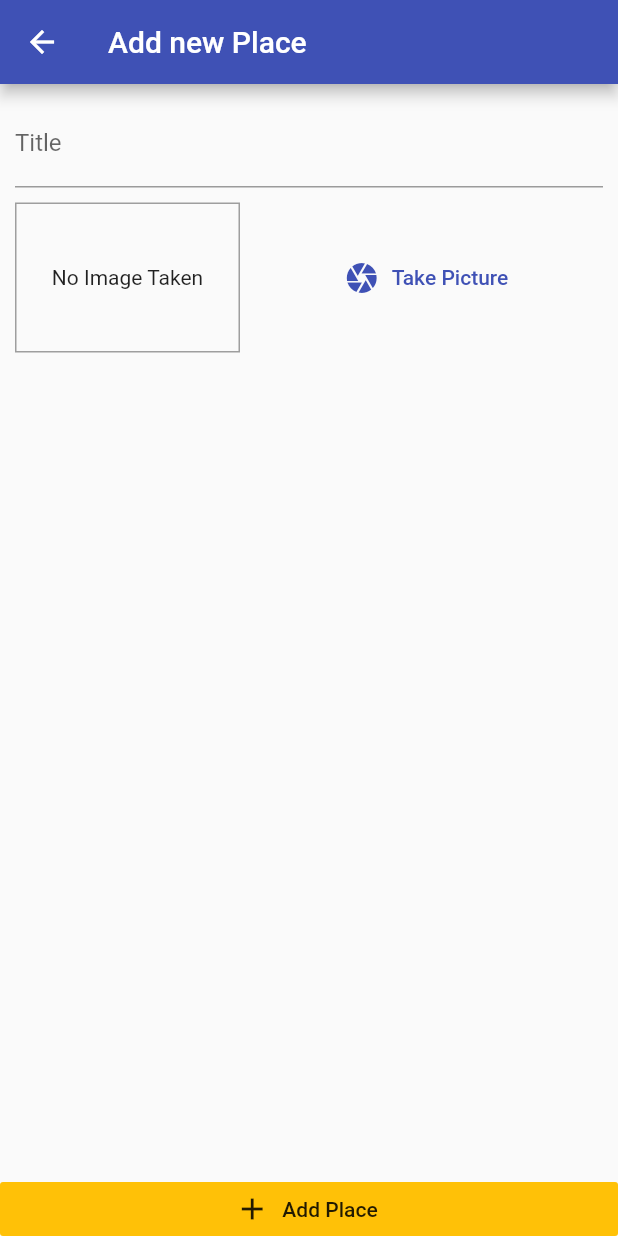
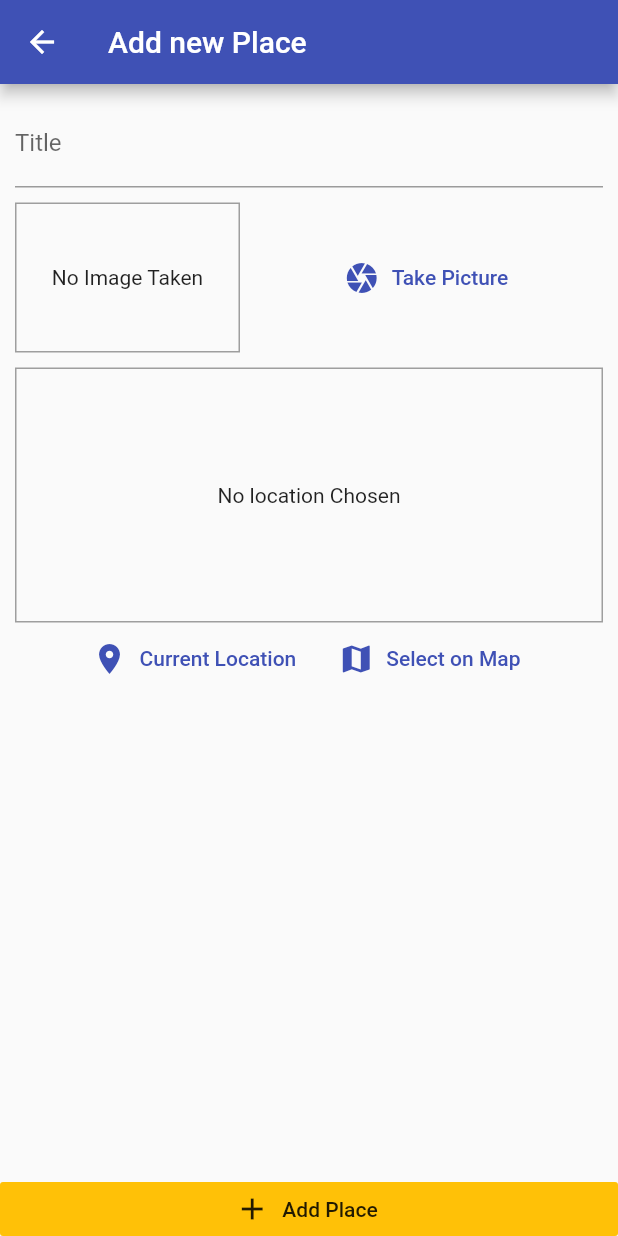
Before and after one commit to AndryRana/picandplace, a Flutter app: the screen it shows after launch, after a tap on the "add" icon, on a phone screen of 412 x 824 dp. Run offline on Flutter 3.47's test engine with Material 2 defaults, Android fonts, the phone set to English and light mode, and no system bars; our stand-ins replace google_maps_flutter, image_picker, location, sqflite; accounts and stored records are empty.

Commit message:
298. Storing & Fetching Data with SQLite - 299. Adding a Location Input & The *location* Package - 300. Fetching the User Coordinates - 301. Displaying a Static Map Snapshot - 302. Rendering a Dynamic Map (via Google Maps) - 303. Allowing Users to Pick a Location on the Map - 304. Storing the Location in SQLite

```diff
--- a/lib/helpers/db_helper.dart
+++ b/lib/helpers/db_helper.dart
@@ -2,18 +2,27 @@ import 'package:sqflite/sqflite.dart' as sql;
 import 'package:path/path.dart' as path;
 
 class DBHElper {
-  static Future<void> insert(String table, Map<String, Object> data) async {
+  static Future<sql.Database> database() async {
     final dbPath = await sql.getDatabasesPath();
-    final sqlDb = await sql.openDatabase(path.join(dbPath, 'places.db'),
+    return sql.openDatabase(path.join(dbPath, 'places.db'),
         onCreate: (db, version) {
       return db.execute(
-          'CREATE TABLE user_places(id TEXT PRIMARY KEY, title TEXT, image TEXT)');
+          'CREATE TABLE user_places(id TEXT PRIMARY KEY, title TEXT, image TEXT, loc_lat REAL, loc_lng REAL, address TEXT)');
     }, version: 1);
+  }
 
-    await sqlDb.insert(
+  static Future<void> insert(String table, Map<String, Object> data) async {
+    final db = await DBHElper.database();
+    db.insert(
       table,
       data,
       conflictAlgorithm: sql.ConflictAlgorithm.replace,
     );
   }
+
+  static Future<List<Map<String, dynamic>>> getData(String table) async {
+    final db = await DBHElper.database();
+    return db.query(table);
+
+  }
 }
--- /dev/null
+++ b/lib/helpers/location_helper.dart
@@ -0,0 +1,21 @@
+import 'dart:convert';
+
+import 'package:http/http.dart' as http;
+
+const GOOGLE_API_KEY = 'AIzaSyBTZ4lTpMLPfb_zhFkv7IWlsRngzmMeqyE';
+
+class LocationHelper {
+  static String generateLocationPreviewImage({
+    double latitude,
+    double longitude,
+  }) {
+    return 'https://maps.googleapis.com/maps/api/staticmap?center=$latitude,$longitude&zoom=16&size=600x300&maptype=roadmap&markers=color:red%7Clabel:A%7C$latitude,$longitude&key=$GOOGLE_API_KEY';
+  }
+
+  static Future<String> getPlaceAddress(double lat, double lng) async {
+    final url =
+        'https://maps.googleapis.com/maps/api/geocode/json?latlng=$lat,$lng&key=$GOOGLE_API_KEY';
+    final response = await http.get(url);
+    return json.decode(response.body)['results'][0]['formatted_address'];
+  }
+}
--- a/lib/models/place.dart
+++ b/lib/models/place.dart
@@ -7,7 +7,7 @@ class PlaceLocation {
   final double longitude;
   final String address;
 
-  PlaceLocation({
+ const PlaceLocation({
     @required this.latitude,
     @required this.longitude,
     this.address,
--- a/lib/providers/great_places.dart
+++ b/lib/providers/great_places.dart
@@ -4,6 +4,7 @@ import 'package:flutter/foundation.dart';
 
 import '../models/place.dart';
 import '../helpers/db_helper.dart';
+import '../helpers/location_helper.dart';
 
 class GreatPlaces with ChangeNotifier {
   List<Place> _items = [];
@@ -12,19 +13,52 @@ class GreatPlaces with ChangeNotifier {
     return [..._items];
   }
 
-  void addPlace(String pickedTitle, File pickedImage) {
+  Future<void> addPlace(
+    String pickedTitle,
+    File pickedImage,
+    PlaceLocation pickedLocation,
+  ) async {
+    final address = await LocationHelper.getPlaceAddress(
+        pickedLocation.latitude, pickedLocation.longitude);
+    final updatedLocation = PlaceLocation(
+      latitude: pickedLocation.latitude,
+      longitude: pickedLocation.longitude,
+      address: address,
+    );
     final newPlace = Place(
       id: DateTime.now().toString(),
       image: pickedImage,
       title: pickedTitle,
-      location: null,
+      location: updatedLocation,
     );
     _items.add(newPlace);
     notifyListeners();
-    DBHElper.insert('places', {
+    DBHElper.insert('user_places', {
       'id': newPlace.id,
       'title': newPlace.title,
       'image': newPlace.image.path,
+      'loc_lat': newPlace.location.latitude,
+      'loc_lng': newPlace.location.longitude,
+      'address': newPlace.location.address,
     });
   }
+
+  Future<void> fetchAndSetPlaces() async {
+    final dataList = await DBHElper.getData('user_places');
+    _items = dataList
+        .map(
+          (item) => Place(
+            id: item['id'],
+            title: item['title'],
+            image: File(item['image']),
+            location: PlaceLocation(
+              latitude: item['loc_lat'],
+              longitude: item['loc_lng'],
+              address: item['address'],
+            ),
+          ),
+        )
+        .toList();
+    notifyListeners();
+  }
 }
--- a/lib/screens/add_place_screen.dart
+++ b/lib/screens/add_place_screen.dart
@@ -3,6 +3,8 @@ import 'dart:io';
 import 'package:flutter/material.dart';
 import 'package:provider/provider.dart';
 
+import '../models/place.dart';
+import '../widgets/location_input.dart';
 import '../widgets/image_input.dart';
 import '../providers/great_places.dart';
 
@@ -16,17 +18,22 @@ class AddPlaceScreen extends StatefulWidget {
 class _AddPlaceScreenState extends State<AddPlaceScreen> {
   final _titleController = TextEditingController();
   File _pickedImage;
+  PlaceLocation _pickedLocation;
 
   void _selectImage(File pickedImage) {
     _pickedImage = pickedImage;
   }
 
+  void _selectPlace(double lat, double lng) {
+    _pickedLocation = PlaceLocation(latitude: lat, longitude: lng);
+  }
+
   void _savePlace() {
-    if (_titleController.text.isEmpty || _pickedImage == null) {
+    if (_titleController.text.isEmpty || _pickedImage == null ||_pickedLocation == null) {
       return;
     }
     Provider.of<GreatPlaces>(context, listen: false)
-        .addPlace(_titleController.text, _pickedImage);
+        .addPlace(_titleController.text, _pickedImage, _pickedLocation);
     Navigator.of(context).pop();
   }
 
@@ -54,6 +61,8 @@ class _AddPlaceScreenState extends State<AddPlaceScreen> {
                       height: 10,
                     ),
                     ImageInput(_selectImage),
+                    SizedBox(height: 10),
+                    LocationInput(_selectPlace),
                   ],
                 ),
               ),
--- a/lib/screens/places_list_screen.dart
+++ b/lib/screens/places_list_screen.dart
@@ -19,7 +19,15 @@ class PlaceListScreen extends StatelessWidget {
           ),
         ],
       ),
-      body: Consumer<GreatPlaces>(
+      body: FutureBuilder(
+        future: Provider.of<GreatPlaces>(context, listen: false)
+            .fetchAndSetPlaces(),
+        builder: (ctx, snapshot) => snapshot.connectionState ==
+                ConnectionState.waiting
+            ? Center(
+                child: CircularProgressIndicator(),
+              )
+            : Consumer<GreatPlaces>(
                 child: Center(
                   child: Text('Got no places yet, Start adding some'),
                 ),
@@ -34,12 +42,14 @@ class PlaceListScreen extends StatelessWidget {
                             ),
                           ),
                           title: Text(greatPlaces.items[i].title),
+                          subtitle: Text(greatPlaces.items[i].location.address),
                           onTap: () {
                             //  Go to the detail page...
                           },
                         ),
                       ),
               ),
+      ),
     );
   }
 }
--- /dev/null
+++ b/lib/widgets/location_input.dart
@@ -0,0 +1,97 @@
+import 'package:flutter/material.dart';
+import 'package:google_maps_flutter/google_maps_flutter.dart';
+import 'package:location/location.dart';
+
+import '../screens/map_screen.dart';
+import '../helpers/location_helper.dart';
+
+class LocationInput extends StatefulWidget {
+  final Function onSelectPlace;
+
+  LocationInput(this.onSelectPlace);
+
+  @override
+  _LocationInputState createState() => _LocationInputState();
+}
+
+class _LocationInputState extends State<LocationInput> {
+  String _previewImageUrl;
+
+  void _showPreview(double lat, double lng) {
+    final staticMapImageUrl = LocationHelper.generateLocationPreviewImage(
+        latitude: lat, longitude: lng);
+    setState(() {
+      _previewImageUrl = staticMapImageUrl;
+    });
+  }
+
+  Future<void> _getCurrentUserLocation() async {
+    try {
+      final locData = await Location().getLocation();
+      _showPreview(locData.latitude, locData.longitude);
+      widget.onSelectPlace(locData.latitude, locData.longitude);
+    } catch (e) {
+      return;
+    }
+  }
+
+  Future<void> _selectOnMap() async {
+    final selectedLocation = await Navigator.of(context).push<LatLng>(
+      MaterialPageRoute(
+          fullscreenDialog: true,
+          builder: (ctx) => MapScreen(
+                isSelecting: true,
+              )),
+    );
+    if (selectedLocation == null) {
+      return;
+    }
+    _showPreview(selectedLocation.latitude, selectedLocation.longitude);
+    // print(selectedLocation.latitude);
+    widget.onSelectPlace(selectedLocation.latitude, selectedLocation.longitude);
+  }
+
+  @override
+  Widget build(BuildContext context) {
+    return Column(
+      children: <Widget>[
+        Container(
+          height: 170,
+          width: double.infinity,
+          alignment: Alignment.center,
+          decoration: BoxDecoration(
+            border: Border.all(width: 1, color: Colors.grey),
+          ),
+          child: _previewImageUrl == null
+              ? Text('No location Chosen', textAlign: TextAlign.center)
+              : Image.network(
+                  _previewImageUrl,
+                  fit: BoxFit.cover,
+                  width: double.infinity,
+                ),
+        ),
+        Row(
+          mainAxisAlignment: MainAxisAlignment.center,
+          children: <Widget>[
+            FlatButton.icon(
+              icon: Icon(
+                Icons.location_on,
+              ),
+              label: Text('Current Location'),
+              textColor: Theme.of(context).primaryColor,
+              onPressed: _getCurrentUserLocation,
+            ),
+            FlatButton.icon(
+              icon: Icon(
+                Icons.map,
+              ),
+              label: Text('Select on Map'),
+              textColor: Theme.of(context).primaryColor,
+              onPressed: _selectOnMap,
+            ),
+          ],
+        ),
+      ],
+    );
+  }
+}
--- a/pubspec.yaml
+++ b/pubspec.yaml
@@ -28,6 +28,9 @@ dependencies:
   path_provider: ^1.6.27
   path: ^1.7.0
   sqflite: ^1.3.2+3
+  location: ^3.2.4
+  google_maps_flutter: ^1.2.0
+  http: ^0.12.2
 
   # The following adds the Cupertino Icons font to your application.
   # Use with the CupertinoIcons class for iOS style icons.
```
Also changed, not shown: lib/screens/map_screen.dart (added, +65 -0 lines), pubspec.lock, 3 other files. Lines whose indentation alone changed are shown as unchanged.
